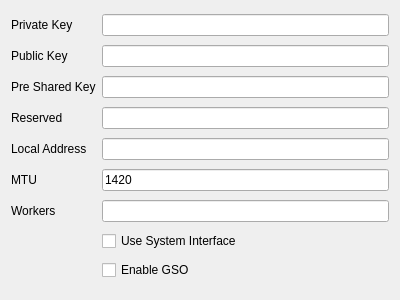
mipselqq/waterdisco, file include/ui/profile/edit_wireguard.ui: the form before one commit.
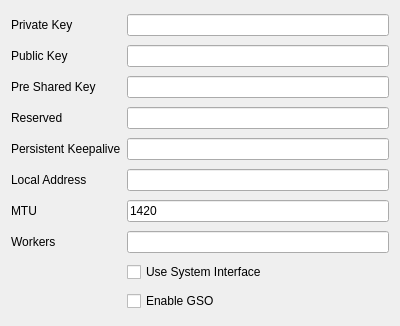
The form after the commit.

Commit message: add persistent_keepalive_interval to wireguard

```diff
--- a/include/ui/profile/edit_wireguard.ui
+++ b/include/ui/profile/edit_wireguard.ui
@@ -7,56 +7,15 @@
     <x>0</x>
     <y>0</y>
     <width>400</width>
-    <height>300</height>
+    <height>326</height>
    </rect>
   </property>
   <property name="windowTitle">
    <string>EditWireguard</string>
   </property>
   <layout class="QGridLayout" name="gridLayout">
-   <item row="5" column="0">
-    <widget class="QLabel" name="reserved_l">
-     <property name="text">
-      <string>Reserved</string>
-     </property>
-    </widget>
-   </item>
-   <item row="6" column="0">
-    <widget class="QLabel" name="local_addr_l">
-     <property name="toolTip">
-      <string>&lt;html&gt;&lt;head/&gt;&lt;body&gt;&lt;p&gt;comma seperated list of subnets&lt;/p&gt;&lt;/body&gt;&lt;/html&gt;</string>
-     </property>
-     <property name="text">
-      <string>Local Address</string>
-     </property>
-    </widget>
-   </item>
-   <item row="4" column="0">
-    <widget class="QLabel" name="preshared_key_l">
-     <property name="text">
-      <string>Pre Shared Key</string>
-     </property>
-    </widget>
-   </item>
-   <item row="6" column="1">
-    <widget class="QLineEdit" name="local_addr"/>
-   </item>
-   <item row="5" column="1">
-    <widget class="QLineEdit" name="reserved"/>
-   </item>
-   <item row="9" column="1">
-    <widget class="QCheckBox" name="sys_ifc">
-     <property name="text">
-      <string>Use System Interface</string>
-     </property>
-    </widget>
-   </item>
-   <item row="10" column="1">
-    <widget class="QCheckBox" name="enable_gso">
-     <property name="text">
-      <string>Enable GSO</string>
-     </property>
-    </widget>
+   <item row="3" column="1">
+    <widget class="QLineEdit" name="public_key"/>
    </item>
    <item row="3" column="0">
     <widget class="QLabel" name="public_key_l">
@@ -65,37 +24,67 @@
      </property>
     </widget>
    </item>
+   <item row="5" column="1">
+    <widget class="QLineEdit" name="reserved"/>
+   </item>
    <item row="4" column="1">
     <widget class="QLineEdit" name="preshared_key"/>
    </item>
-   <item row="2" column="0">
-    <widget class="QLabel" name="private_key_l">
+   <item row="11" column="1">
+    <widget class="QCheckBox" name="enable_gso">
      <property name="text">
-      <string>Private Key</string>
+      <string>Enable GSO</string>
      </property>
     </widget>
    </item>
-   <item row="3" column="1">
-    <widget class="QLineEdit" name="public_key"/>
-   </item>
-   <item row="2" column="1">
-    <widget class="QLineEdit" name="private_key"/>
+   <item row="4" column="0">
+    <widget class="QLabel" name="preshared_key_l">
+     <property name="text">
+      <string>Pre Shared Key</string>
+     </property>
+    </widget>
    </item>
    <item row="7" column="1">
-    <widget class="QLineEdit" name="mtu">
-     <property name="text">
-      <string>1420</string>
-     </property>
-    </widget>
+    <widget class="QLineEdit" name="local_addr"/>
    </item>
    <item row="7" column="0">
+    <widget class="QLabel" name="local_addr_l">
+     <property name="toolTip">
+      <string>&lt;html&gt;&lt;head/&gt;&lt;body&gt;&lt;p&gt;comma seperated list of subnets&lt;/p&gt;&lt;/body&gt;&lt;/html&gt;</string>
+     </property>
+     <property name="text">
+      <string>Local Address</string>
+     </property>
+    </widget>
+   </item>
+   <item row="8" column="0">
     <widget class="QLabel" name="mtu_l">
      <property name="text">
       <string>MTU</string>
      </property>
     </widget>
    </item>
-   <item row="8" column="0">
+   <item row="10" column="1">
+    <widget class="QCheckBox" name="sys_ifc">
+     <property name="text">
+      <string>Use System Interface</string>
+     </property>
+    </widget>
+   </item>
+   <item row="2" column="1">
+    <widget class="QLineEdit" name="private_key"/>
+   </item>
+   <item row="2" column="0">
+    <widget class="QLabel" name="private_key_l">
+     <property name="text">
+      <string>Private Key</string>
+     </property>
+    </widget>
+   </item>
+   <item row="9" column="1">
+    <widget class="QLineEdit" name="workers"/>
+   </item>
+   <item row="9" column="0">
     <widget class="QLabel" name="workers_l">
      <property name="text">
       <string>Workers</string>
@@ -103,7 +92,34 @@
     </widget>
    </item>
    <item row="8" column="1">
-    <widget class="QLineEdit" name="workers"/>
+    <widget class="QLineEdit" name="mtu">
+     <property name="text">
+      <string>1420</string>
+     </property>
+    </widget>
+   </item>
+   <item row="5" column="0">
+    <widget class="QLabel" name="reserved_l">
+     <property name="text">
+      <string>Reserved</string>
+     </property>
+    </widget>
+   </item>
+   <item row="6" column="1">
+    <widget class="QLineEdit" name="persistent_keepalive"/>
+   </item>
+   <item row="6" column="0">
+    <widget class="QLabel" name="label">
+     <property name="toolTip">
+      <string>&lt;html&gt;&lt;head/&gt;&lt;body&gt;&lt;p&gt;persistent_keepalive_interval in seconds&lt;/p&gt;&lt;/body&gt;&lt;/html&gt;</string>
+     </property>
+     <property name="whatsThis">
+      <string>&lt;html&gt;&lt;head/&gt;&lt;body&gt;&lt;p&gt;&lt;br/&gt;&lt;/p&gt;&lt;/body&gt;&lt;/html&gt;</string>
+     </property>
+     <property name="text">
+      <string>Persistent Keepalive</string>
+     </property>
+    </widget>
    </item>
   </layout>
  </widget>
```
The commit also changes 6 other files.
